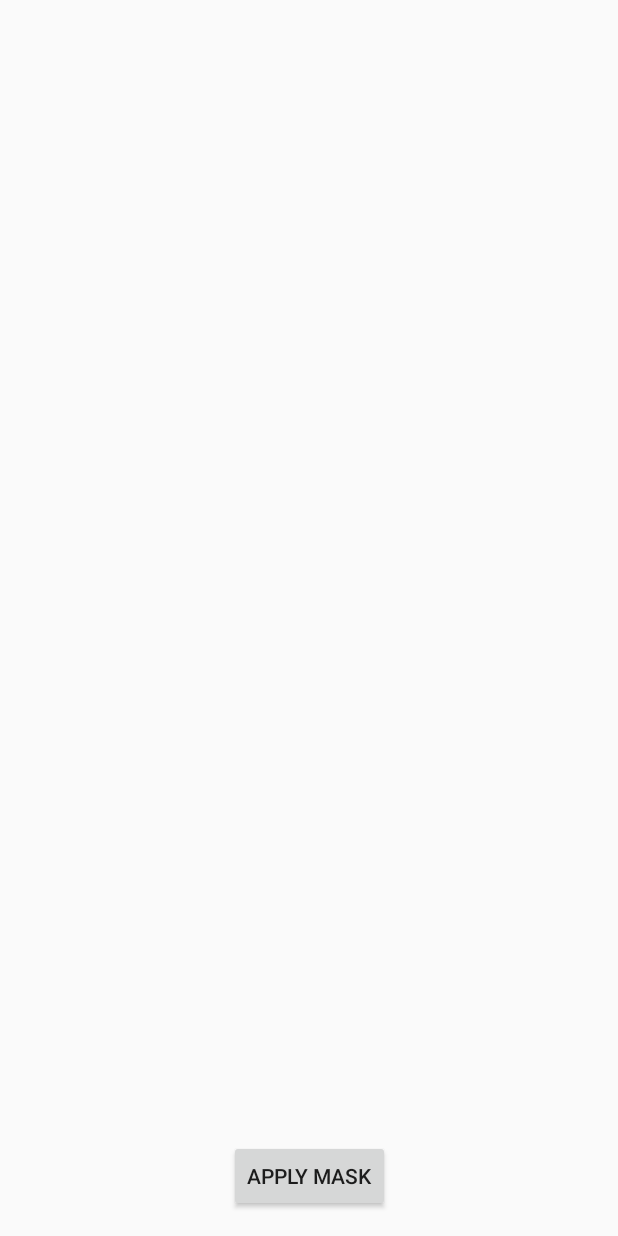
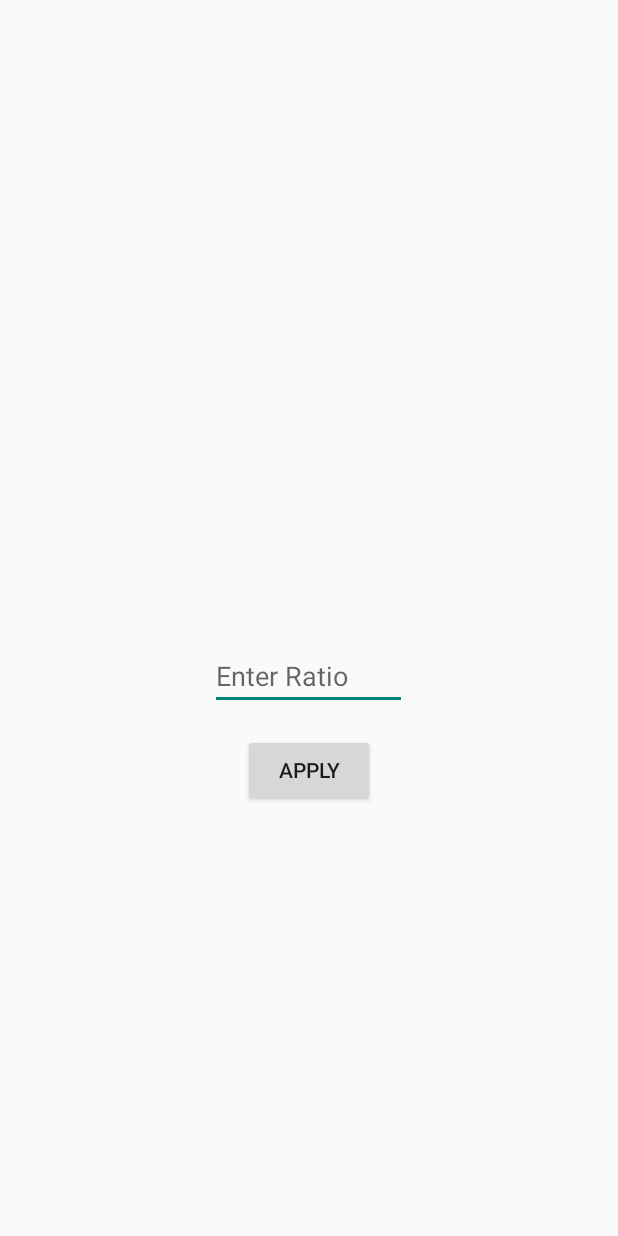
Before and after one commit to seifhesham22/Photo-editor-App, an Android app built with Jetpack Compose: the UnsharpActivity screen opened directly, with no data from a screen before it, on a phone screen of 412 x 824 dp. Run offline under Robolectric (Android 15) with nearby library versions, the phone set to English and light mode, and no system bars.

Commit message:
i added UnsharpActivity

```diff
--- a/app/src/main/res/layout/unsharp_mask.xml
+++ b/app/src/main/res/layout/unsharp_mask.xml
@@ -1,33 +1,35 @@
 <?xml version="1.0" encoding="utf-8"?>
-<androidx.constraintlayout.widget.ConstraintLayout xmlns:android="http://schemas.android.com/apk/res/android"
-    xmlns:app="http://schemas.android.com/apk/res-auto"
-    xmlns:tools="http://schemas.android.com/tools"
+<RelativeLayout xmlns:android="http://schemas.android.com/apk/res/android"
     android:layout_width="match_parent"
-    android:layout_height="match_parent">
+    android:layout_height="match_parent"
+    android:padding="16dp">
 
     <ImageView
-        android:id="@+id/view20"
-        android:layout_width="0dp"
-        android:layout_height="0dp"
-        android:contentDescription="@string/kk"
-        android:scaleType="centerCrop"
-        app:layout_constraintBottom_toTopOf="@+id/button10"
-        app:layout_constraintEnd_toEndOf="parent"
-        app:layout_constraintStart_toStartOf="parent"
-        app:layout_constraintTop_toTopOf="parent" />
+        android:id="@+id/imageView"
+        android:layout_width="match_parent"
+        android:layout_height="wrap_content"
+        android:adjustViewBounds="true"
+        android:scaleType="centerInside"
+        android:layout_centerInParent="true" />
+
+    <EditText
+        android:id="@+id/ratioEditText"
+        android:layout_width="131dp"
+        android:layout_height="wrap_content"
+        android:layout_below="@id/imageView"
+        android:layout_centerHorizontal="true"
+        android:layout_marginTop="16dp"
+        android:autofillHints=""
+        android:hint="Enter Ratio"
+        android:inputType="numberDecimal" />
 
     <Button
-        android:id="@+id/button10"
+        android:id="@+id/applyButton"
         android:layout_width="wrap_content"
         android:layout_height="wrap_content"
-        android:layout_marginStart="16dp"
+        android:layout_below="@id/ratioEditText"
+        android:layout_centerHorizontal="true"
         android:layout_marginTop="16dp"
-        android:layout_marginEnd="16dp"
-        android:layout_marginBottom="16dp"
-        android:text="@string/apply_mask"
-        app:layout_constraintBottom_toBottomOf="parent"
-        app:layout_constraintEnd_toEndOf="parent"
-        app:layout_constraintStart_toStartOf="parent"
-        app:layout_constraintTop_toBottomOf="@+id/view20" />
+        android:text="Apply" />
 
-</androidx.constraintlayout.widget.ConstraintLayout>
+</RelativeLayout>
```
Also changed, not shown: app/src/main/java/com/example/myapplication/UnsharpActivity.kt (+113 -69 lines).
